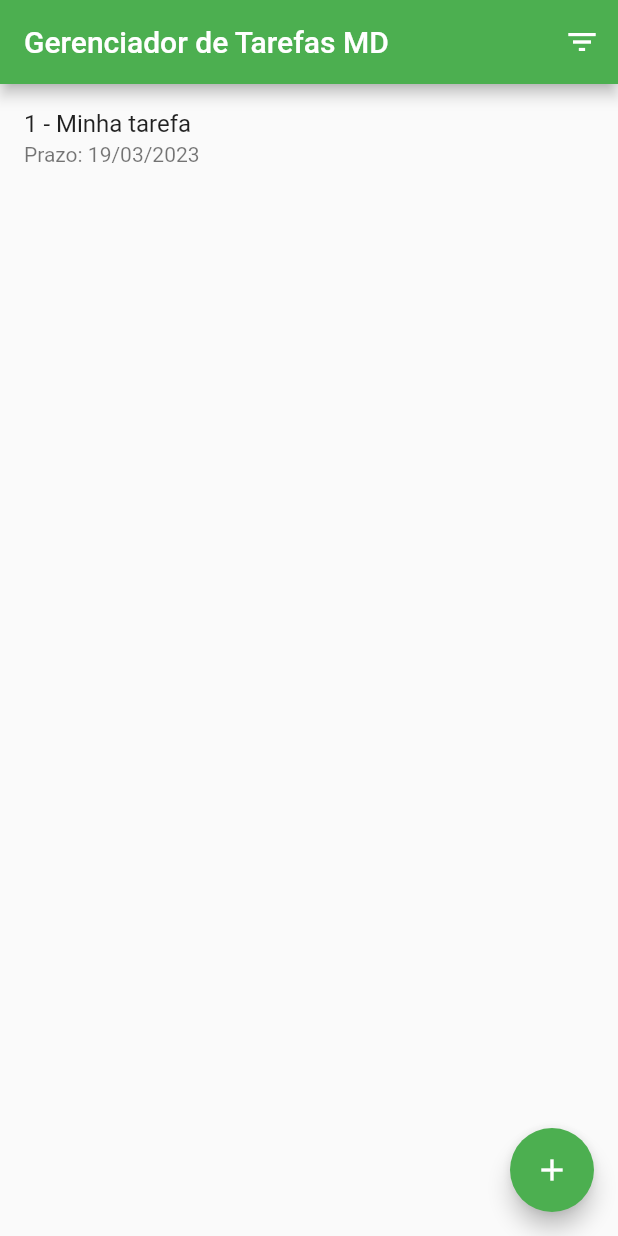
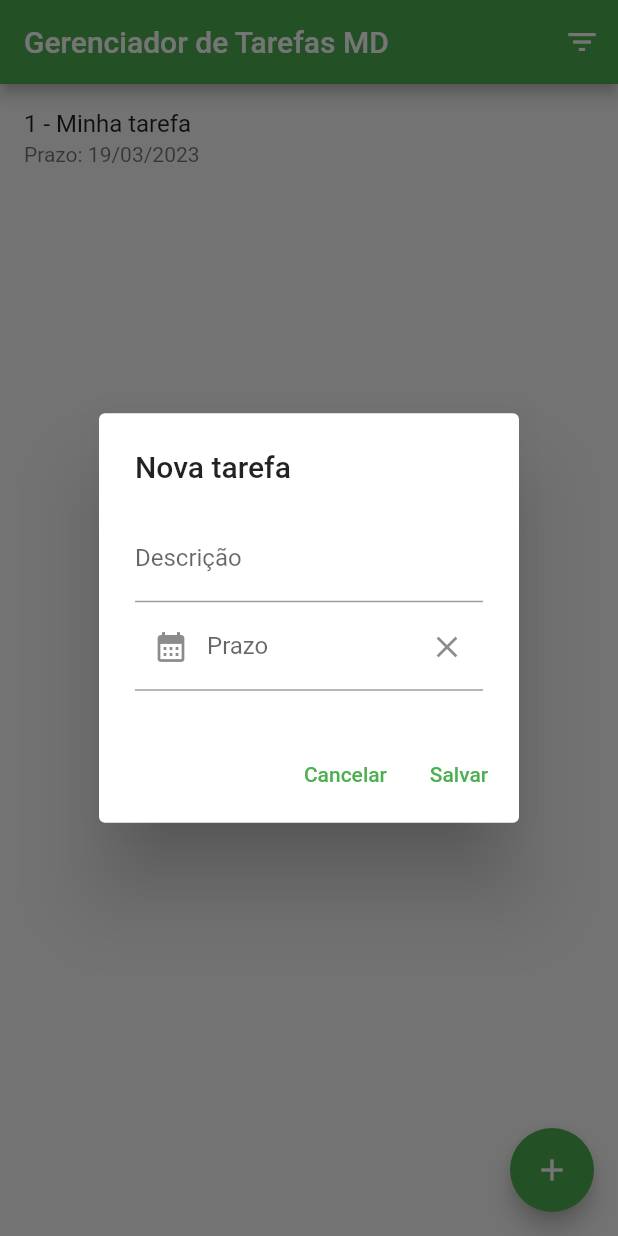
Before and after one commit to svcto/mob_md_tarefas, a Flutter app: the screen it shows after launch, after a tap on the "add" icon, on a phone screen of 412 x 824 dp. Run offline on Flutter 3.47's test engine with Material 2 defaults, Android fonts, the phone set to English and light mode, and no system bars.

Commit message:
aula 14/03

```diff
--- a/lib/pages/conteudo_form_dialog.dart
+++ b/lib/pages/conteudo_form_dialog.dart
@@ -8,14 +8,14 @@ class ConteudoFormDialog extends StatefulWidget {
 
   final Tarefa? tarefaAtual;
 
-  ConteudoFormDialog({Key? key, this.tarefaAtual}) : super (key: key)
+  ConteudoFormDialog({Key? key, this.tarefaAtual}) : super (key: key);
 
   @override
-  _ConteudoFormDialogState createState() => _ConteudoFormDialogState();
+  ConteudoFormDialogState createState() => ConteudoFormDialogState();
 
 }
 
-class _ConteudoFormDialogState extends State<ConteudoFormDialog> {
+class ConteudoFormDialogState extends State<ConteudoFormDialog> {
   final formKey = GlobalKey<FormState>();
   final descricaoController = TextEditingController();
   final prazoController = TextEditingController();
@@ -24,8 +24,9 @@ class _ConteudoFormDialogState extends State<ConteudoFormDialog> {
   @override
   void initState() {
     super.initState();
-    if (widget.tarefaAtual == null) {
-
+    if (widget.tarefaAtual != null) {
+      descricaoController.text = widget.tarefaAtual!.descricao;
+      prazoController.text = widget.tarefaAtual!.prazoFormatado;
     }
   }
 
@@ -44,12 +45,12 @@ class _ConteudoFormDialogState extends State<ConteudoFormDialog> {
         ),
         TextFormField(controller: prazoController,
           decoration: InputDecoration(labelText: "Prazo",
-              prefixIcon: IconButton(icon: Icon(Icons.calendar_month),
-                onPressed: _mostrarCalendario(),
+              prefixIcon: IconButton(icon: const Icon(Icons.calendar_month),
+                onPressed: _mostrarCalendario,
               ),
-            suffixIcon: IconButton(icon: Icon(Icons.close),
-              onPressed: () => prazoController.clear(),
-            )
+              suffixIcon: IconButton(icon: const Icon(Icons.close),
+                onPressed: () => prazoController.clear(),
+              )
           ),
           readOnly: true,
         )
@@ -57,7 +58,29 @@ class _ConteudoFormDialogState extends State<ConteudoFormDialog> {
     ));
   }
 
-  _mostrarCalendario() {}
+  _mostrarCalendario() {
+    final dataFormatada = prazoController.text;
+    var data = DateTime.now();
+    if (dataFormatada.isNotEmpty) {
+      data = _dateFormat.parse(dataFormatada);
+    }
+    showDatePicker(context: context,
+        initialDate: data,
+        firstDate: data.subtract(Duration(days: 365 * 5)),
+        lastDate: data.add(Duration(days: 365 * 5))
+    ).then((DateTime? dataSelecionada) {
+      if (dataSelecionada != null) {
+        prazoController.text = _dateFormat.format(dataSelecionada);
+      }
+    });
+  }
 
+  bool dadosValidados() => formKey.currentState?.validate() == true;
 
+  Tarefa get novaTarefa => Tarefa(
+      id: widget.tarefaAtual?.id ?? 0,
+      descricao: descricaoController.text,
+      prazo: prazoController.text.isEmpty ?
+        null : _dateFormat.parse(prazoController.text)
+  );
 }
--- a/lib/pages/lista_tarefas_page.dart
+++ b/lib/pages/lista_tarefas_page.dart
@@ -1,6 +1,7 @@
 import 'package:flutter/cupertino.dart';
 import 'package:flutter/material.dart';
 import 'package:md_tarefas/model/tarefa.dart';
+import 'package:md_tarefas/pages/conteudo_form_dialog.dart';
 
 class ListaTarefaPage extends StatefulWidget {
   @override
@@ -15,16 +16,59 @@ class _ListaTarefasPageState extends State<ListaTarefaPage> {
         prazo: DateTime.now().add(Duration(days: 5)))
   ];
 
+  var _ultimoId = 1;
+
   @override
   Widget build(BuildContext context) {
     return Scaffold(
       appBar: _criarAppBar(),
       body: _criarBody(),
       floatingActionButton: FloatingActionButton(
-        onPressed: () {},
+        onPressed: _abrirForm,
         tooltip: "Nova tarefa",
         child: const Icon(Icons.add),
       ),
+    );
+  }
+
+  void _abrirForm({Tarefa? tarefaAtual, int? index}) {
+    final key = GlobalKey<ConteudoFormDialogState>();
+    showDialog(
+        context: context,
+        builder: (BuildContext context) {
+          return AlertDialog(
+            title: Text(
+                tarefaAtual == null ?
+                  "Nova tarefa" :
+                  "Alterar tarefa" + tarefaAtual.id.toString()
+            ),
+            content: ConteudoFormDialog(key: key, tarefaAtual: tarefaAtual),
+            actions: [
+              TextButton(
+                  onPressed: () =>
+                      Navigator.pop(context),
+                  child: Text("Cancelar")
+              ),
+              TextButton(
+                  onPressed: () => {
+                      if (key.currentState != null &&
+                          key.currentState!.dadosValidados()) {
+                        setState(() {
+                          final novaTarefa = key.currentState!.novaTarefa;
+                          if (index == null) {
+                            novaTarefa.id = ++_ultimoId;
+                          } else {
+                            tarefas[index] = novaTarefa;
+                          }
+                          Navigator.pop(context);
+                        })
+                      }
+                  },
+                  child: Text("Salvar")
+              )
+            ],
+          );
+        }
     );
   }
 
```
